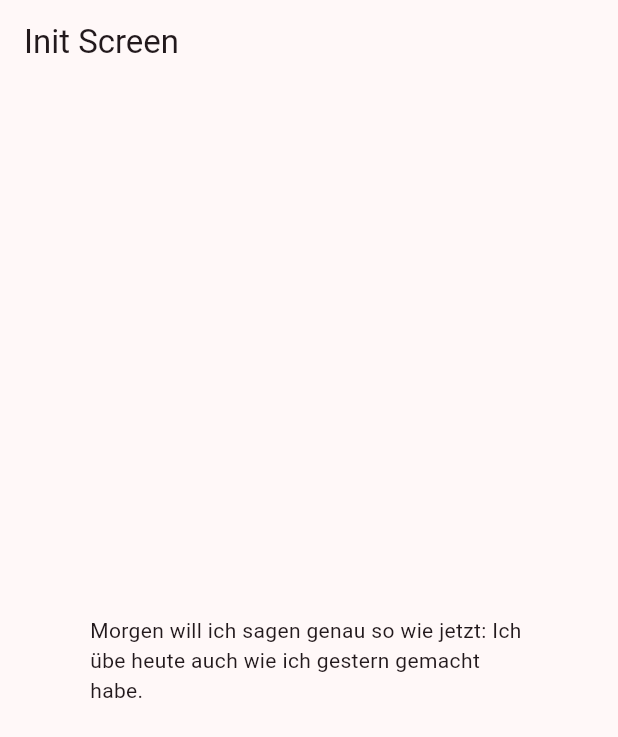
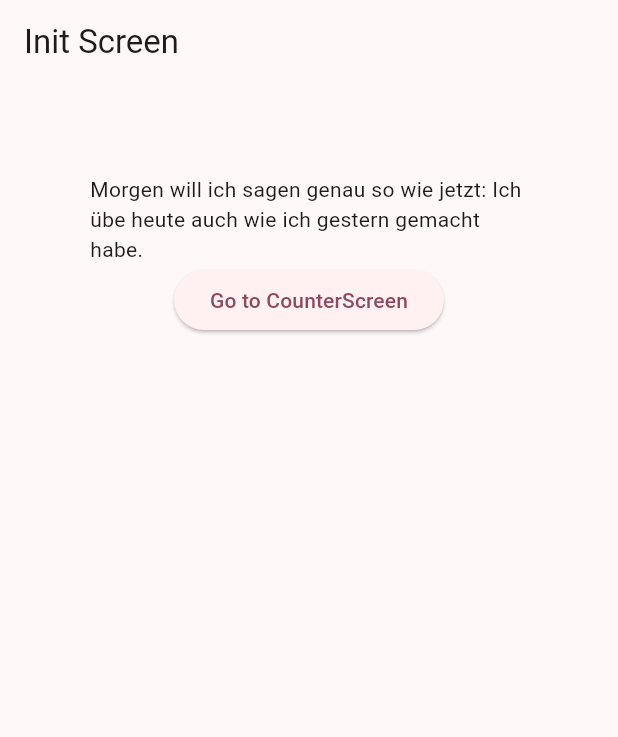
Before and after one commit to IRUKEKKACHI/20250601, a Flutter app: the screen it shows after launch, on a phone screen of 412 x 824 dp. Shown: the top 737 px of the screen. Run offline on Flutter 3.47's test engine with Material 3 defaults, Android fonts, the phone set to English and light mode, and no system bars.

```diff
--- a/lib/main.dart
+++ b/lib/main.dart
@@ -1,5 +1,6 @@
 import 'package:flutter/material.dart';
 
+import 'screens/counter_screen.dart';
 import 'screens/init_screen.dart';
 
 void main() {
@@ -20,6 +21,7 @@ class UebungMachtMeister extends StatelessWidget {
         initialRoute: '/',
         routes: {
           '/': (context) => InitScreen(),
+          '/counter': (context) => CounterScreen(),
         });
   }
 }
--- a/lib/screens/init_screen.dart
+++ b/lib/screens/init_screen.dart
@@ -12,8 +12,17 @@ class InitScreen extends StatelessWidget {
         body: Padding(
             padding: EdgeInsets.all(60.0),
             child: Center(
-              child: Text(
-                  'Morgen will ich sagen genau so wie jetzt: Ich übe heute auch wie ich gestern gemacht habe.'),
+              child: Column(
+                children: [
+                  Text(
+                      'Morgen will ich sagen genau so wie jetzt: Ich übe heute auch wie ich gestern gemacht habe.'),
+                  ElevatedButton(
+                    key: Key('naviateToCounterButton'),
+                    onPressed: () => Navigator.pushNamed(context, '/counter'),
+                    child: Text('Go to CounterScreen'),
+                  ),
+                ],
+              ),
             )));
   }
 }
```
Also changed, not shown: lib/screens/counter_screen.dart (added, +35 -0 lines).
